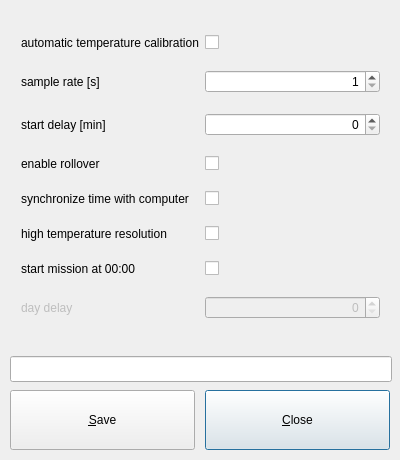
Qt form MissionParameterUI.ui (lachlan007/iassist) before a commit.
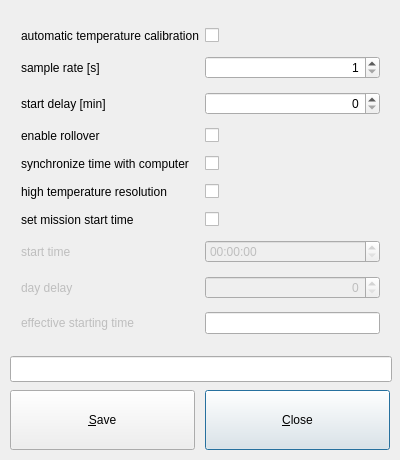
The same form after that commit.

Commit message: Database cleanup started. Added option to start measurements at any time of the day.

Patch:
```diff
--- a/MissionParameterUI.ui
+++ b/MissionParameterUI.ui
@@ -76,7 +76,7 @@
      <x>10</x>
      <y>10</y>
      <width>381</width>
-     <height>341</height>
+     <height>350</height>
     </rect>
    </property>
    <layout class="QFormLayout" name="formLayout">
@@ -281,7 +281,7 @@
        </font>
       </property>
       <property name="text">
-       <string>start mission at 00:00</string>
+       <string>set mission start time</string>
       </property>
      </widget>
     </item>
@@ -303,6 +303,23 @@
       <property name="enabled">
        <bool>false</bool>
       </property>
+      <property name="text">
+       <string>start time</string>
+      </property>
+     </widget>
+    </item>
+    <item row="7" column="1">
+     <widget class="QTimeEdit" name="param7">
+      <property name="enabled">
+       <bool>false</bool>
+      </property>
+     </widget>
+    </item>
+    <item row="8" column="0">
+     <widget class="QLabel" name="label8">
+      <property name="enabled">
+       <bool>false</bool>
+      </property>
       <property name="sizePolicy">
        <sizepolicy hsizetype="Minimum" vsizetype="Minimum">
         <horstretch>200</horstretch>
@@ -325,8 +342,8 @@
       </property>
      </widget>
     </item>
-    <item row="7" column="1">
-     <widget class="QSpinBox" name="param7">
+    <item row="8" column="1">
+     <widget class="QSpinBox" name="param8">
       <property name="enabled">
        <bool>false</bool>
       </property>
@@ -347,6 +364,23 @@
       </property>
      </widget>
     </item>
+    <item row="9" column="0">
+     <widget class="QLabel" name="ddsdsLabel">
+      <property name="enabled">
+       <bool>false</bool>
+      </property>
+      <property name="text">
+       <string>effective starting time</string>
+      </property>
+     </widget>
+    </item>
+    <item row="9" column="1">
+     <widget class="QLineEdit" name="labelStartTime">
+      <property name="readOnly">
+       <bool>true</bool>
+      </property>
+     </widget>
+    </item>
    </layout>
   </widget>
  </widget>
```
Left out of the diff: 2 changed lines with no effect on the pictures. The commit also changes 18 other files.
